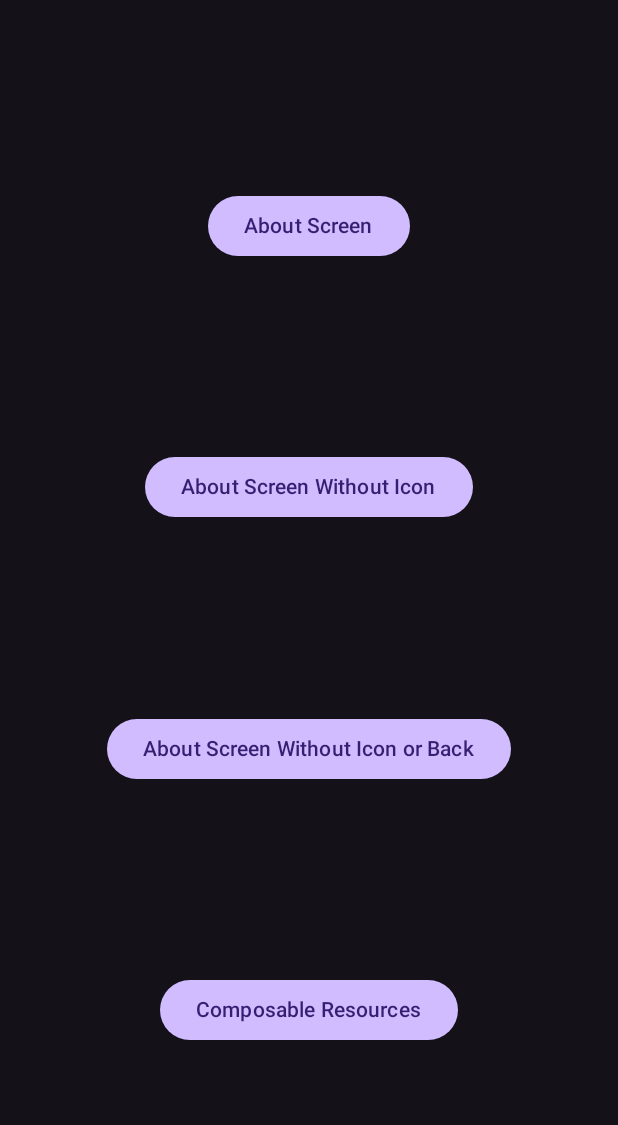
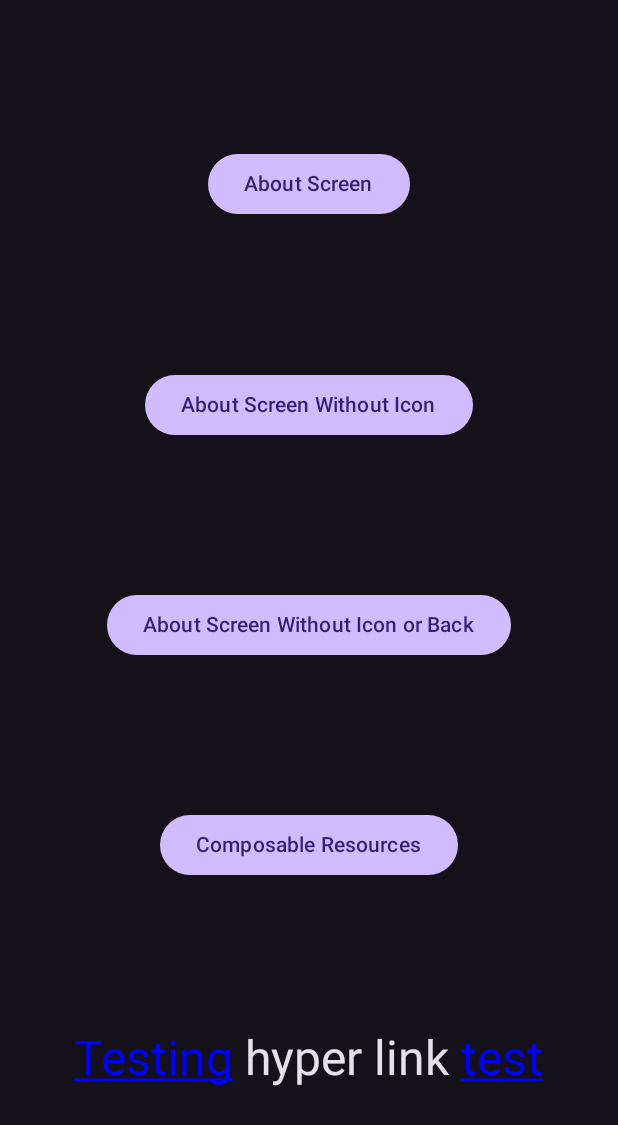
Before and after one commit to HeyZeusV/AndroidUtilities, an Android app built with Jetpack Compose: the screen it shows after launch (MainActivity), on a phone screen of 412 x 824 dp. Shown: the top 1125 px of the screen. Run offline under Robolectric (Android 15) with nearby library versions, the phone set to English and light mode, and no system bars.

Commit message:
Combined several solutions found [here](https://gist.github.com/stevdza-san/ff9dbec0e072d8090e1e6d16e6b73c91) in order to create a function that returns an AnnotatedString with 1 or more clickable links.

```diff
--- /dev/null
+++ b/androidutilities/src/main/java/com/heyzeusv/androidutilities/compose/annotatedstring/LinkedAnnotatedString.kt
@@ -0,0 +1,51 @@
+package com.heyzeusv.androidutilities.compose.annotatedstring
+
+import androidx.compose.ui.graphics.Color
+import androidx.compose.ui.text.AnnotatedString
+import androidx.compose.ui.text.LinkAnnotation
+import androidx.compose.ui.text.TextLinkStyles
+import androidx.compose.ui.text.TextStyle
+import androidx.compose.ui.text.buildAnnotatedString
+import androidx.compose.ui.text.font.FontWeight
+import androidx.compose.ui.text.style.TextDecoration
+
+fun hyperLinkAnnotatedString(
+    text: String,
+    textStyle: TextStyle,
+    linkTextToHyperlinks: Map<String, String>,
+    linkTextColor: Color = Color.Blue,
+    linkTextFontWeight: FontWeight = FontWeight.Normal,
+    linkTextDecoration: TextDecoration = TextDecoration.Underline,
+): AnnotatedString = buildAnnotatedString {
+    append(text)
+    addStyle(
+        style = textStyle.toSpanStyle(),
+        start = 0,
+        end = text.length
+    )
+    for ((linkText, hyperLink) in linkTextToHyperlinks) {
+        val startIndex = text.indexOf(linkText)
+        val endIndex = startIndex + linkText.length
+
+        addLink(
+            url = LinkAnnotation.Url(
+                url = hyperLink.checkForHttps(),
+                styles = TextLinkStyles(
+                    style = textStyle.copy(
+                        color = linkTextColor,
+                        fontWeight = linkTextFontWeight,
+                        textDecoration = linkTextDecoration,
+                    ).toSpanStyle()
+                )
+            ),
+            start = startIndex,
+            end = endIndex,
+        )
+    }
+}
+
+private const val HTTPS = "https://"
+
+private fun String.checkForHttps(): String {
+    return if (!this.contains(HTTPS)) "$HTTPS$this" else this
+}
--- a/app/src/main/java/com/heyzeusv/androidutilitieslibrary/MainActivity.kt
+++ b/app/src/main/java/com/heyzeusv/androidutilitieslibrary/MainActivity.kt
@@ -14,6 +14,7 @@ import androidx.compose.material.icons.automirrored.filled.ArrowBack
 import androidx.compose.material3.Button
 import androidx.compose.material3.Icon
 import androidx.compose.material3.IconButton
+import androidx.compose.material3.MaterialTheme
 import androidx.compose.material3.Scaffold
 import androidx.compose.material3.Text
 import androidx.compose.ui.Alignment
@@ -23,6 +24,7 @@ import androidx.navigation.compose.NavHost
 import androidx.navigation.compose.composable
 import androidx.navigation.compose.rememberNavController
 import com.heyzeusv.androidutilities.compose.about.AboutScreen
+import com.heyzeusv.androidutilities.compose.annotatedstring.hyperLinkAnnotatedString
 import com.heyzeusv.androidutilities.compose.util.pRes
 import com.heyzeusv.androidutilities.compose.util.sRes
 import com.heyzeusv.androidutilitieslibrary.ui.theme.AndroidUtilitiesLibraryTheme
@@ -59,6 +61,16 @@ class MainActivity : ComponentActivity() {
                                 Button(onClick = { navController.navigate(Screens.ComposableResources) }) {
                                     Text(text = "Composable Resources")
                                 }
+                                Text(
+                                    hyperLinkAnnotatedString(
+                                        text = "Testing hyper link test",
+                                        textStyle = MaterialTheme.typography.headlineLarge,
+                                        linkTextToHyperlinks = mapOf(
+                                            "Testing" to "github.com",
+                                            "test" to "https://old.reddit.com"
+                                        )
+                                    )
+                                )
                             }
                         }
                         composable<Screens.About> {
```
